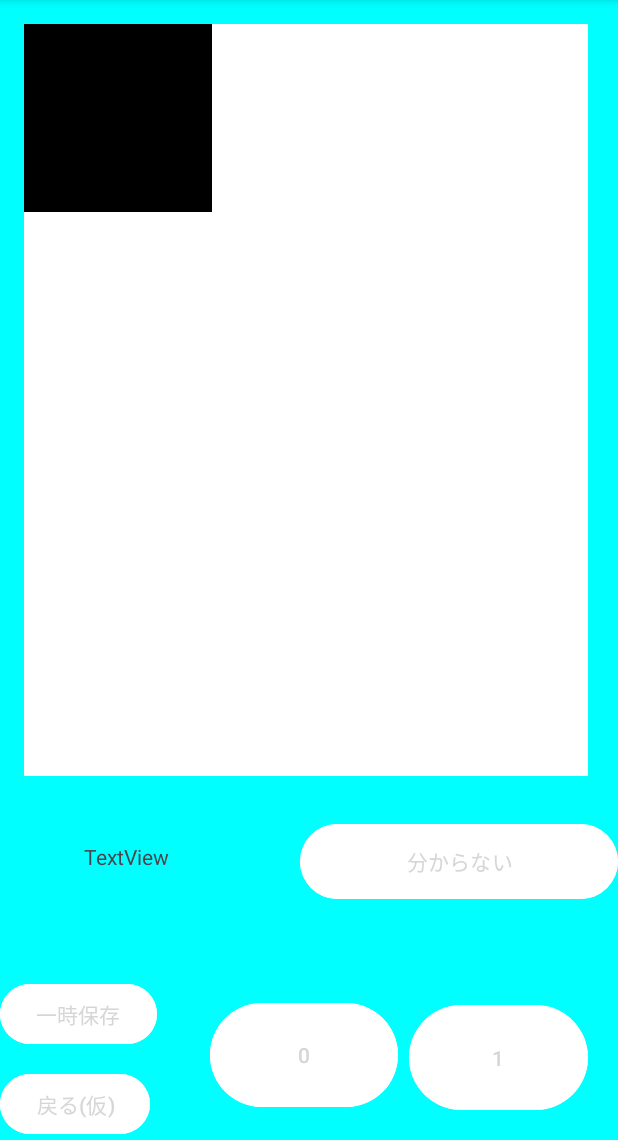
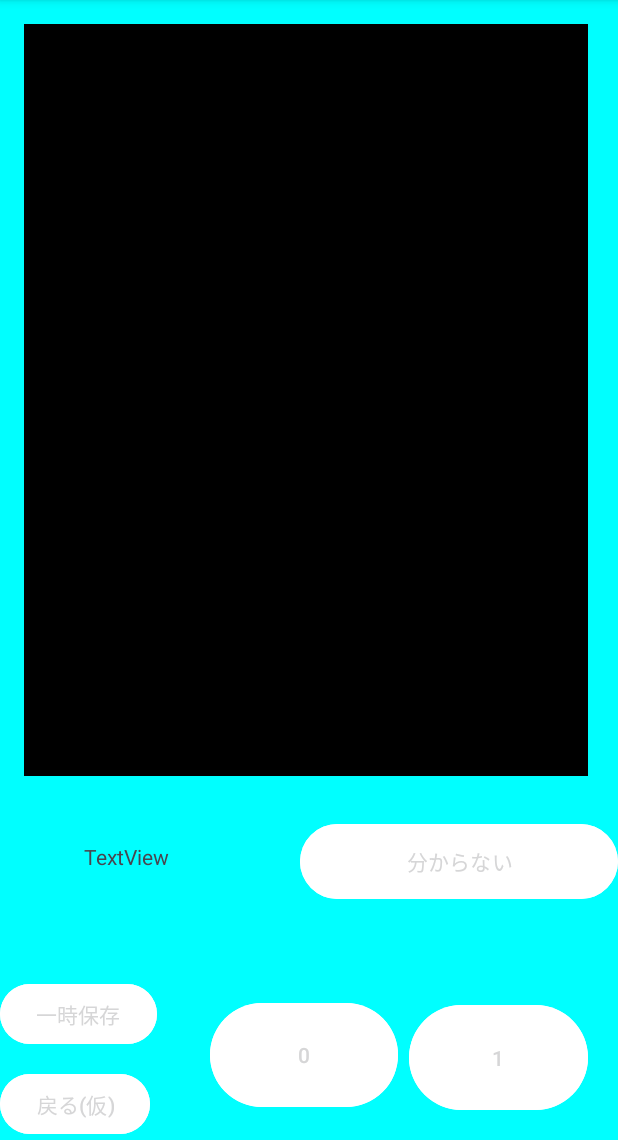
Before and after one commit to richu72/0-1Simulater, an Android app: the simulator screen opened directly, with no data from a screen before it, after a tap on "分からない", on a phone screen of 412 x 824 dp, the part 96-1236 px from its top. Run offline under Robolectric (Android 15) with nearby library versions, the phone set to English and light mode, and no system bars; 19 statements that could not run were skipped.

Commit message:
すべてのパネルが白黒のなった。再開時に白黒が再現された。

```diff
--- a/app/src/main/java/com/websarva/wings/android/a0_1simulator/simulation.java
+++ b/app/src/main/java/com/websarva/wings/android/a0_1simulator/simulation.java
@@ -26,12 +26,15 @@ public class simulation implements Serializable {
 
     public int[] getNextImages() {
         current_number++;
+        calcImages();
+        return images;
+    }
+    public void calcImages(){
         int d = current_number;
         for (int j = 0; j < 12; j++) {
             images[j] = d % 2;
             d /= 2;
         }
-        return images;
     }
 
     public void load_from_file() {
@@ -50,5 +53,6 @@ public class simulation implements Serializable {
         } catch (IOException e) {
             e.printStackTrace();
         }
+        calcImages();
     }
 }
--- a/app/src/main/java/com/websarva/wings/android/a0_1simulator/simulator.java
+++ b/app/src/main/java/com/websarva/wings/android/a0_1simulator/simulator.java
@@ -32,30 +32,8 @@ public class simulator extends AppCompatActivity {
         TextView tv = findViewById(R.id.tvQuestionNo);
         tv.setText("問題 "+String.valueOf(sm.current_number));
 
-        ImageView i1 = findViewById(R.id.imageView1);
-        i1.setBackgroundColor(Color.rgb(0xff, 0xff,0xff));
-        ImageView i2 = findViewById(R.id.imageView2);
-        i2.setBackgroundColor(Color.rgb(0xff, 0xff,0xff));
-        ImageView i3 = findViewById(R.id.imageView3);
-        i3.setBackgroundColor(Color.rgb(0xff, 0xff,0xff));
-        ImageView i4 = findViewById(R.id.imageView4);
-        i4.setBackgroundColor(Color.rgb(0xff, 0xff,0xff));
-        ImageView i5 = findViewById(R.id.imageView5);
-        i5.setBackgroundColor(Color.rgb(0xff, 0xff,0xff));
-        ImageView i6 = findViewById(R.id.imageView6);
-        i6.setBackgroundColor(Color.rgb(0xff, 0xff,0xff));
-        ImageView i7 = findViewById(R.id.imageView7);
-        i7.setBackgroundColor(Color.rgb(0xff, 0xff,0xff));
-        ImageView i8 = findViewById(R.id.imageView8);
-        i8.setBackgroundColor(Color.rgb(0xff, 0xff,0xff));
-        ImageView i9 = findViewById(R.id.imageView9);
-        i9.setBackgroundColor(Color.rgb(0xff, 0xff,0xff));
-        ImageView i10 = findViewById(R.id.imageView10);
-        i10.setBackgroundColor(Color.rgb(0xff, 0xff,0xff));
-        ImageView i11 = findViewById(R.id.imageView11);
-        i11.setBackgroundColor(Color.rgb(0xff, 0xff,0xff));
-        ImageView i12 = findViewById(R.id.imageView12);
-        i12.setBackgroundColor(Color.rgb(0xff, 0xff,0xff));
+        setImages(sm.images);
+
     }
     public void back (View v) {
         Intent intent = new Intent(this,MainActivity.class);//開く画面
@@ -80,19 +58,8 @@ public class simulator extends AppCompatActivity {
         int[] images = sm.getNextImages();
         TextView tv = findViewById(R.id.tvQuestionNo);
         tv.setText("問題 "+String.valueOf(sm.current_number));
+        setImages(images);
 
-        if(images[0]==0){
-            ImageView by = findViewById(R.id.imageView1);
-            by.setBackgroundColor(Color.rgb(0xff, 0xff,0xff));
-        }
-        else if(images[1]==0){
-            ImageView by = findViewById(R.id.imageView2);
-            by.setBackgroundColor(Color.rgb(0xff, 0xff,0xff));
-        }
-        else{
-            ImageView by = findViewById(R.id.imageView1);
-            by.setBackgroundColor(Color.rgb(0x00, 0x00,0x00));
-        }
         for(int i=0;i<12;i++){
             System.out.println(images[i]);
         }
@@ -110,4 +77,102 @@ public class simulator extends AppCompatActivity {
             e.printStackTrace();
         }
     }
+    public  void setImages(int[] images){
+        if(images[0]==0){
+            ImageView by = findViewById(R.id.imageView1);
+            by.setBackgroundColor(Color.rgb(0xff, 0xff,0xff));
+        }
+        else{
+            ImageView by = findViewById(R.id.imageView1);
+            by.setBackgroundColor(Color.rgb(0x00, 0x00,0x00));
+        }
+        if(images[1]==0){
+            ImageView by = findViewById(R.id.imageView2);
+            by.setBackgroundColor(Color.rgb(0xff, 0xff,0xff));
+        }
+        else{
+            ImageView by = findViewById(R.id.imageView2);
+            by.setBackgroundColor(Color.rgb(0x00, 0x00,0x00));
+        }
+        if(images[2]==0){
+            ImageView by = findViewById(R.id.imageView3);
+            by.setBackgroundColor(Color.rgb(0xff, 0xff,0xff));
+        }
+        else{
+            ImageView by = findViewById(R.id.imageView3);
+            by.setBackgroundColor(Color.rgb(0x00, 0x00,0x00));
+        }
+        if(images[3]==0){
+            ImageView by = findViewById(R.id.imageView4);
+            by.setBackgroundColor(Color.rgb(0xff, 0xff,0xff));
+        }
+        else{
+            ImageView by = findViewById(R.id.imageView4);
+            by.setBackgroundColor(Color.rgb(0x00, 0x00,0x00));
+        }
+        if(images[4]==0){
+            ImageView by = findViewById(R.id.imageView5);
+            by.setBackgroundColor(Color.rgb(0xff, 0xff,0xff));
+        }
+        else{
+            ImageView by = findViewById(R.id.imageView5);
+            by.setBackgroundColor(Color.rgb(0x00, 0x00,0x00));
+        }
+        if(images[5]==0){
+            ImageView by = findViewById(R.id.imageView6);
+            by.setBackgroundColor(Color.rgb(0xff, 0xff,0xff));
+        }
+        else{
+            ImageView by = findViewById(R.id.imageView6);
+            by.setBackgroundColor(Color.rgb(0x00, 0x00,0x00));
+        }
+        if(images[6]==0){
+            ImageView by = findViewById(R.id.imageView7);
+            by.setBackgroundColor(Color.rgb(0xff, 0xff,0xff));
+        }
+        else{
+            ImageView by = findViewById(R.id.imageView7);
+            by.setBackgroundColor(Color.rgb(0x00, 0x00,0x00));
+        }
+        if(images[7]==0){
+            ImageView by = findViewById(R.id.imageView8);
+            by.setBackgroundColor(Color.rgb(0xff, 0xff,0xff));
+        }
+        else{
+            ImageView by = findViewById(R.id.imageView8);
+            by.setBackgroundColor(Color.rgb(0x00, 0x00,0x00));
+        }
+        if(images[8]==0){
+            ImageView by = findViewById(R.id.imageView9);
+            by.setBackgroundColor(Color.rgb(0xff, 0xff,0xff));
+        }
+        else{
+            ImageView by = findViewById(R.id.imageView9);
+            by.setBackgroundColor(Color.rgb(0x00, 0x00,0x00));
+        }
+        if(images[9]==0){
+            ImageView by = findViewById(R.id.imageView10);
+            by.setBackgroundColor(Color.rgb(0xff, 0xff,0xff));
+        }
+        else{
+            ImageView by = findViewById(R.id.imageView10);
+            by.setBackgroundColor(Color.rgb(0x00, 0x00,0x00));
+        }
+        if(images[10]==0){
+            ImageView by = findViewById(R.id.imageView11);
+            by.setBackgroundColor(Color.rgb(0xff, 0xff,0xff));
+        }
+        else{
+            ImageView by = findViewById(R.id.imageView11);
+            by.setBackgroundColor(Color.rgb(0x00, 0x00,0x00));
+        }
+        if(images[11]==0){
+            ImageView by = findViewById(R.id.imageView12);
+            by.setBackgroundColor(Color.rgb(0xff, 0xff,0xff));
+        }
+        else{
+            ImageView by = findViewById(R.id.imageView12);
+            by.setBackgroundColor(Color.rgb(0x00, 0x00,0x00));
+        }
+    }
 }
--- a/app/src/main/res/layout/activity_smulator.xml
+++ b/app/src/main/res/layout/activity_smulator.xml
@@ -142,6 +142,7 @@
         android:layout_width="wrap_content"
         android:layout_height="wrap_content"
         android:text="@string/back"
+        android:onClick="back"
         android:textColor="@color/color_selector"
         android:backgroundTint="@color/background_selector"
         app:layout_constraintBottom_toBottomOf="parent"
```
